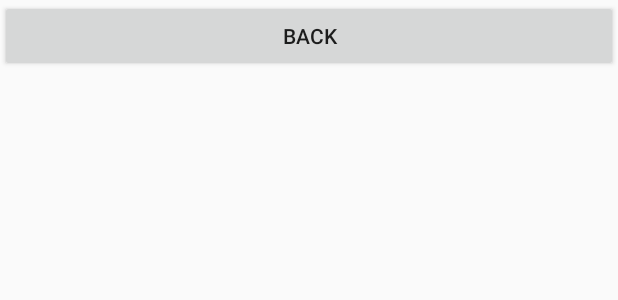
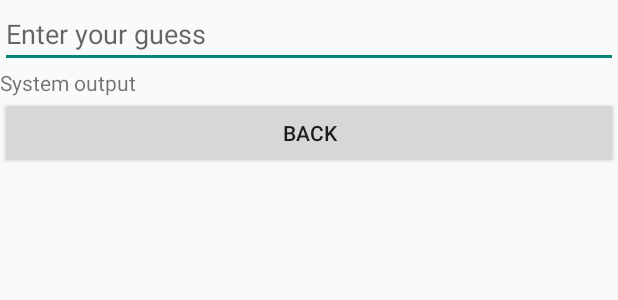
Before and after one commit to dong-frank/NJU_2024_EL, an Android app built with Jetpack Compose: the layout game_layout.xml on its own in the app's theme, with its tools: preview values and no code run, on a phone screen of 412 x 824 dp. Shown: the top 300 px of the screen. Run offline under Robolectric (Android 15) with nearby library versions, the phone set to English and light mode, and no system bars.

Commit message:
添加标题，和游戏界面的猜测输入框

```diff
--- a/android/app/src/main/res/layout/game_layout.xml
+++ b/android/app/src/main/res/layout/game_layout.xml
@@ -3,7 +3,20 @@
     android:orientation="vertical"
     android:layout_width="match_parent"
     android:layout_height="match_parent">
-
+    <EditText
+        android:id="@+id/user_input"
+        android:layout_width="match_parent"
+        android:layout_height="wrap_content"
+        android:maxLines="1"
+        android:hint="Enter your guess"
+        />
+    <!-- TODO:The following TextView is used to display the system output. -->
+    <TextView
+        android:id="@+id/system_output"
+        android:layout_width="match_parent"
+        android:layout_height="wrap_content"
+        android:text="System output"
+        />
     <Button
         android:id="@+id/back_launch"
         android:layout_width="match_parent"
```
Also changed, not shown: android/app/src/main/res/layout/launch_layout.xml (+8 -1 lines).
